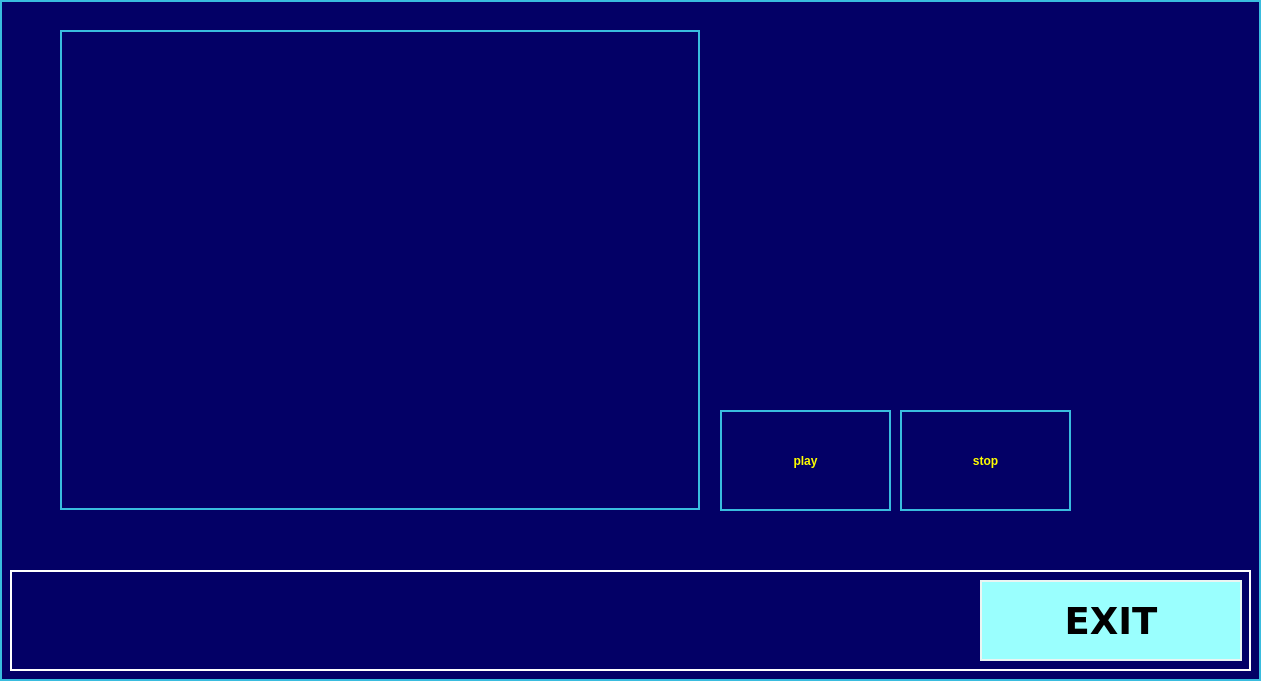
Above: videomanuale.ui from infermita/sampleatm before the change. Below: the same form after it.
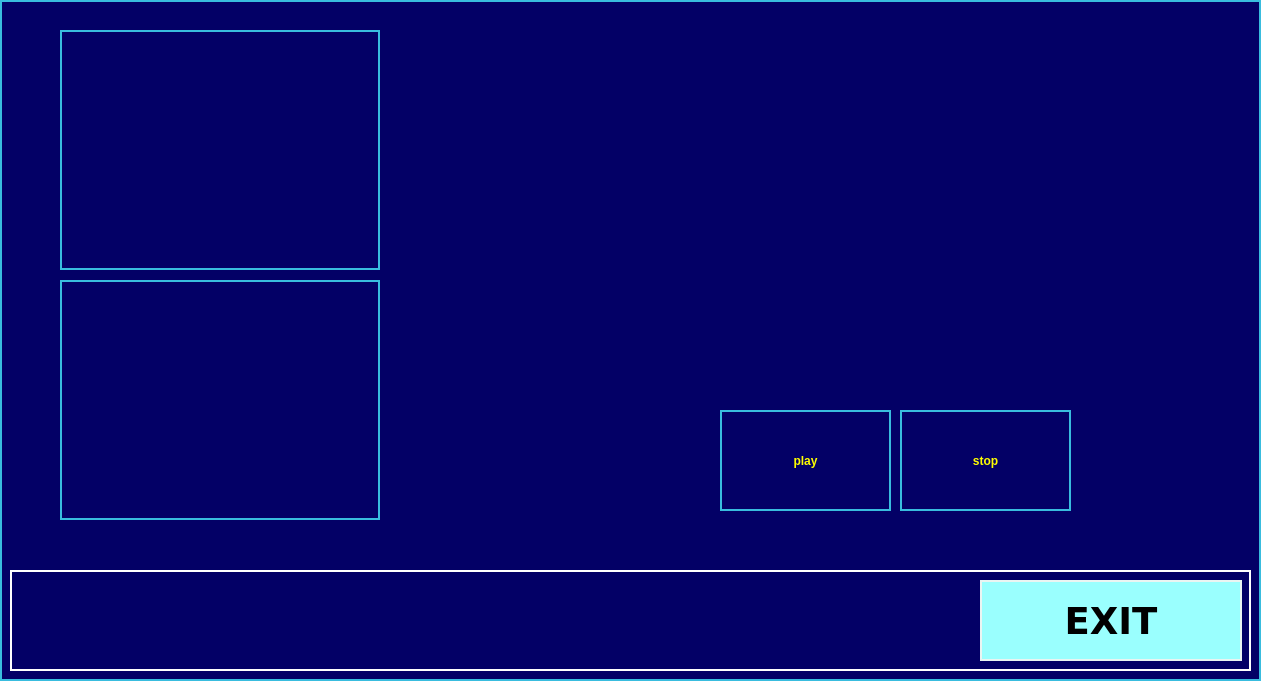
That is the form after the change.

Commit message: Vlc multiplayer

```diff
--- a/videomanuale.ui
+++ b/videomanuale.ui
@@ -70,8 +70,8 @@
     <rect>
      <x>60</x>
      <y>30</y>
-     <width>640</width>
-     <height>480</height>
+     <width>320</width>
+     <height>240</height>
     </rect>
    </property>
   </widget>
@@ -101,6 +101,16 @@
     <string>stop</string>
    </property>
   </widget>
+  <widget class="QWidget" name="video2" native="true">
+   <property name="geometry">
+    <rect>
+     <x>60</x>
+     <y>280</y>
+     <width>320</width>
+     <height>240</height>
+    </rect>
+   </property>
+  </widget>
  </widget>
  <resources/>
  <connections/>
```
The commit also changes 2 other files.
